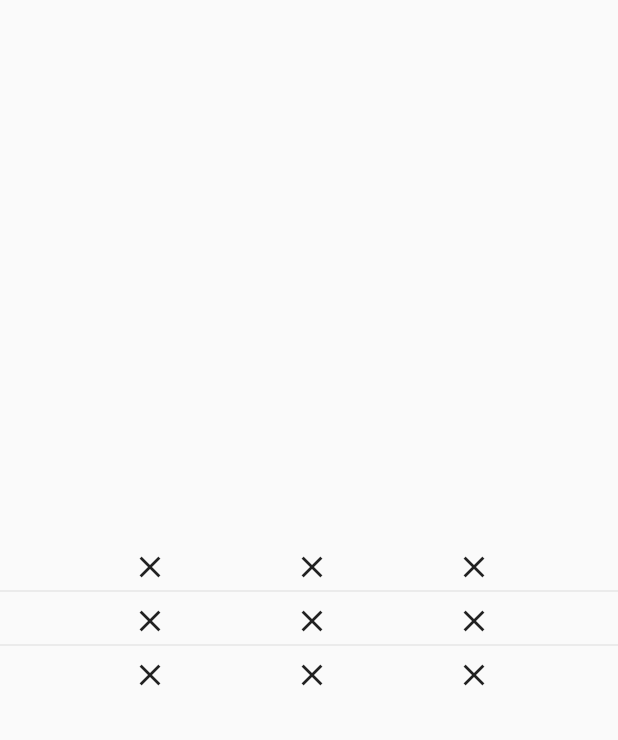
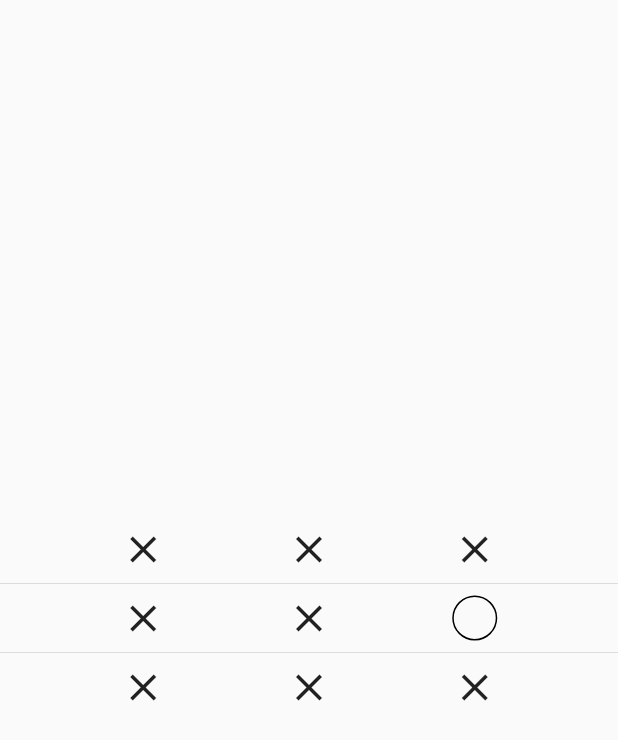
Before and after one commit to higorlapa/tic_tac_toe_flutter_game, a Flutter app: the InGameScreen screen opened directly, on a phone screen of 412 x 824 dp. Shown: the top 740 px of the screen. Run offline on Flutter 3.47's test engine with Material 2 defaults, Android fonts, the phone set to English and light mode, and no system bars; our stand-ins replace flutter_mobx, google_fonts, mobx; generated files the repository leaves out were written again.

Commit message:
make the size of circle and x widgets bigger

```diff
--- a/lib/ui/widgets/circle_widget.dart
+++ b/lib/ui/widgets/circle_widget.dart
@@ -8,8 +8,8 @@ class CircleWidget extends StatelessWidget {
   @override
   Widget build(BuildContext context) {
     return Container(
-        width: 20,
-        height: 20,
+        width: 30,
+        height: 30,
         decoration: new BoxDecoration(
             border: Border.all(
               color: this.isDark ? Colors.white : Colors.black,
--- a/lib/ui/widgets/matrix_widget.dart
+++ b/lib/ui/widgets/matrix_widget.dart
@@ -1,5 +1,6 @@
 import 'package:flutter/material.dart';
 import 'package:flutter/scheduler.dart';
+import 'package:tic_tac_toe_flutter/ui/widgets/circle_widget.dart';
 import 'package:tic_tac_toe_flutter/ui/widgets/x_widget.dart';
 
 class MatrixWidget extends StatefulWidget {
@@ -28,7 +29,7 @@ class _MatrixWidgetState extends State<MatrixWidget> {
           Row(
             mainAxisAlignment: MainAxisAlignment.spaceEvenly,
             children: <Widget>[
-              XWidget(), XWidget(), XWidget()
+              XWidget(), XWidget(), CircleWidget(isDark: false)
             ],
           ),
           Divider(),
--- a/lib/ui/widgets/x_widget.dart
+++ b/lib/ui/widgets/x_widget.dart
@@ -4,9 +4,9 @@ class XWidget extends StatelessWidget {
   @override
   Widget build(BuildContext context) {
     return Container(
-      width: 20,
-      height: 20,
-      child: Icon(Icons.close),
+      width: 30,
+      height: 30,
+      child: Icon(Icons.close, size: 30,),
     );
   }
 }
```
